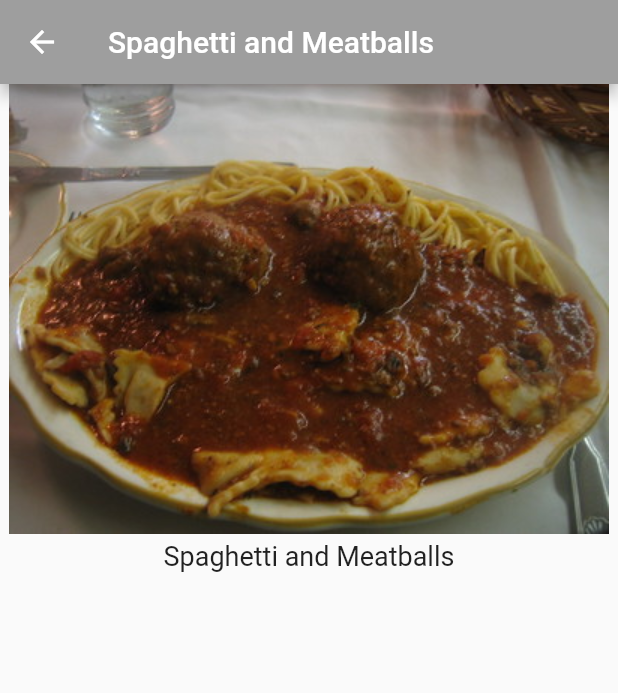
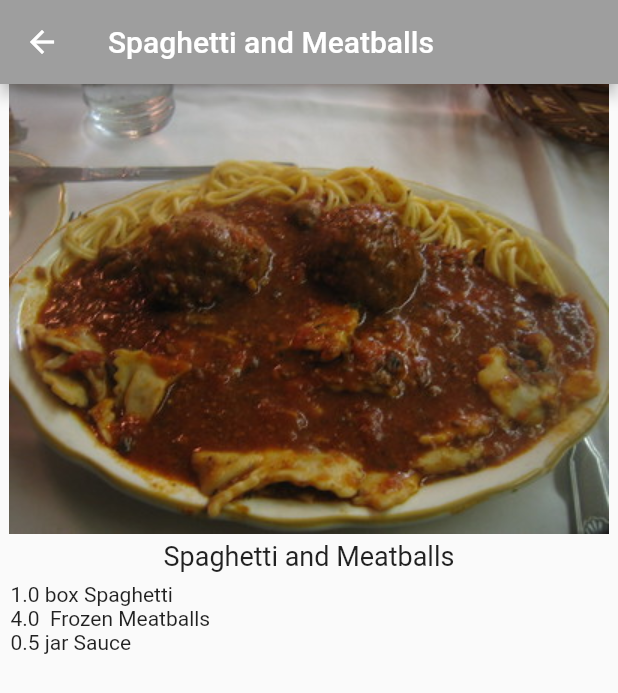
Before and after one commit to Kvaara/flutter_recipe_app, a Flutter app: the screen it shows after launch, after a tap on "Spaghetti and Meatballs", on a phone screen of 412 x 824 dp. Shown: the top 693 px of the screen. Run offline on Flutter 3.47's test engine with Material 2 defaults, Android fonts, the phone set to English and light mode, and no system bars.

Commit message:
Created an Ingredient data model that it used inside the RecipeDetail Widget. Every recipe has a certain amount of Ingredients in a List and every recipe has a certain quantity.

```diff
--- /dev/null
+++ b/lib/ingredient.dart
@@ -0,0 +1,11 @@
+class Ingredient {
+  final double quantity;
+  final String measure;
+  final String name;
+
+  const Ingredient({
+    required this.quantity,
+    required this.measure,
+    required this.name,
+  });
+}
--- a/lib/recipe.dart
+++ b/lib/recipe.dart
@@ -1,18 +1,76 @@
+import 'ingredient.dart';
+
 class Recipe {
   final String label;
   final String imageUrl;
+  final int servings;
+  final List<Ingredient> ingredients;
 
   const Recipe(
     this.label,
     this.imageUrl,
+    this.servings,
+    this.ingredients,
   );
 
   static const List<Recipe> samples = [
-    Recipe("Spaghetti and Meatballs", "assets/2126711929_ef763de2b3_w.jpg"),
-    Recipe("Tomato Soup", "assets/27729023535_a57606c1be.jpg"),
-    Recipe("Grilled Cheese", "assets/3187380632_5056654a19_b.jpg"),
-    Recipe("Chocolate Chip Cookies", "assets/15992102771_b92f4cc00a_b.jpg"),
-    Recipe("Taco Salad", "assets/8533381643_a31a99e8a6_c.jpg"),
-    Recipe("Hawaiian Pizza", "assets/15452035777_294cefced5_c.jpg"),
+    Recipe(
+      "Spaghetti and Meatballs",
+      "assets/2126711929_ef763de2b3_w.jpg",
+      4,
+      [
+        Ingredient(quantity: 1, measure: "box", name: "Spaghetti"),
+        Ingredient(quantity: 4, measure: "", name: "Frozen Meatballs"),
+        Ingredient(quantity: 0.5, measure: "jar", name: "Sauce")
+      ],
+    ),
+    Recipe(
+      "Tomato Soup",
+      "assets/27729023535_a57606c1be.jpg",
+      2,
+      [
+        Ingredient(quantity: 1, measure: "can", name: "Tomato Soup"),
+      ],
+    ),
+    Recipe(
+      "Grilled Cheese",
+      "assets/3187380632_5056654a19_b.jpg",
+      1,
+      [
+        Ingredient(quantity: 2, measure: "slices", name: "Cheese"),
+        Ingredient(quantity: 2, measure: "slices", name: "Bread"),
+      ],
+    ),
+    Recipe(
+      "Chocolate Chip Cookies",
+      "assets/15992102771_b92f4cc00a_b.jpg",
+      24,
+      [
+        Ingredient(quantity: 4, measure: "cups", name: "Flour"),
+        Ingredient(quantity: 2, measure: "cups", name: "Sugar"),
+        Ingredient(quantity: 0.5, measure: "cups", name: "Chocolate Chips"),
+      ],
+    ),
+    Recipe(
+      "Taco Salad",
+      "assets/8533381643_a31a99e8a6_c.jpg",
+      1,
+      [
+        Ingredient(quantity: 4, measure: "oz", name: "Nachos"),
+        Ingredient(quantity: 3, measure: "oz", name: "Taco Meat"),
+        Ingredient(quantity: 0.5, measure: "cup", name: "Cheese"),
+        Ingredient(quantity: 0.25, measure: "cup", name: "Chopped Tomatoes"),
+      ],
+    ),
+    Recipe(
+      "Hawaiian Pizza",
+      "assets/15452035777_294cefced5_c.jpg",
+      4,
+      [
+        Ingredient(quantity: 1, measure: "item", name: "Pizza"),
+        Ingredient(quantity: 1, measure: "cup", name: "Pineapple"),
+        Ingredient(quantity: 8, measure: "oz", name: "Ham"),
+      ],
+    ),
   ];
 }
--- a/lib/recipe_detail.dart
+++ b/lib/recipe_detail.dart
@@ -1,6 +1,7 @@
 import 'package:flutter/material.dart';
 
 import 'recipe.dart';
+import 'ingredient.dart';
 
 class RecipeDetail extends StatefulWidget {
   final Recipe recipe;
@@ -35,7 +36,19 @@ class _RecipeDetailState extends State<RecipeDetail> {
             Text(
               widget.recipe.label,
               style: const TextStyle(fontSize: 18),
-            )
+            ),
+            Expanded(
+              child: ListView.builder(
+                padding: const EdgeInsets.all(7.0),
+                itemCount: widget.recipe.ingredients.length,
+                itemBuilder: (BuildContext context, int index) {
+                  final Ingredient ingredient =
+                      widget.recipe.ingredients[index];
+                  return Text(
+                      "${ingredient.quantity} ${ingredient.measure} ${ingredient.name}");
+                },
+              ),
+            ),
           ],
         ),
       ),
```
